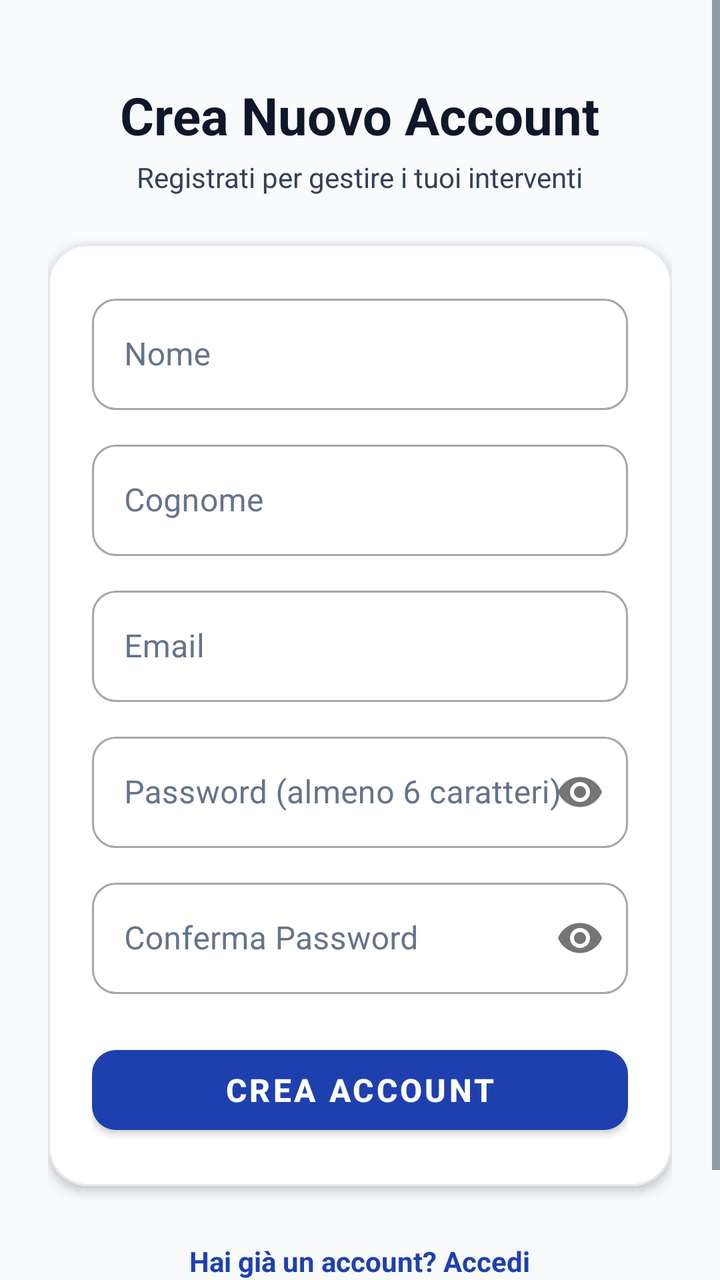
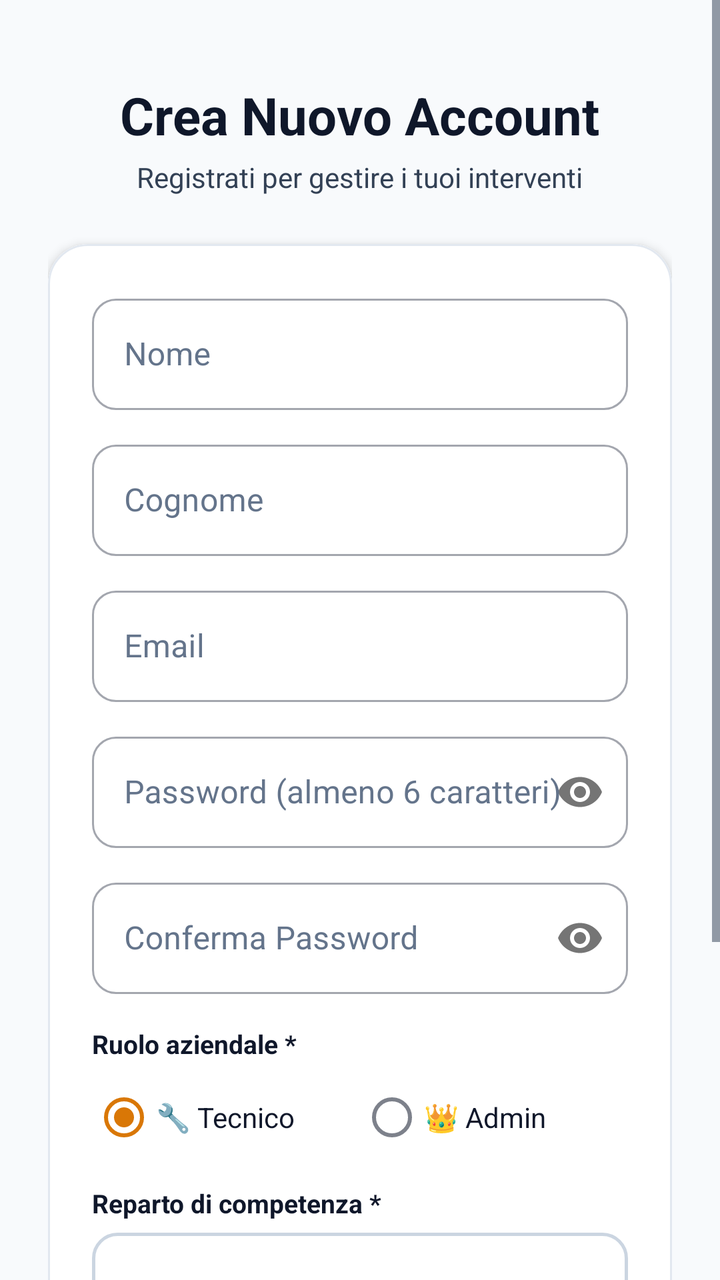

Two renders of the same Android screen: before a commit and after it. Below are the layout's source before the change and the commit's diff.
<!-- AndroidManifest.xml: application theme Theme.TechInterventionApp -->
<!-- res/layout/fragment_register.xml -->
<?xml version="1.0" encoding="utf-8"?>
<ScrollView
    xmlns:android="http://schemas.android.com/apk/res/android"
    xmlns:app="http://schemas.android.com/apk/res-auto"
    android:layout_width="match_parent"
    android:layout_height="match_parent"
    android:fillViewport="true"
    android:background="@color/background">

    <LinearLayout
        android:layout_width="match_parent"
        android:layout_height="wrap_content"
        android:orientation="vertical"
        android:gravity="center"
        android:padding="24dp">

        <TextView
            android:id="@+id/tv_title"
            android:layout_width="wrap_content"
            android:layout_height="wrap_content"
            android:text="Crea Nuovo Account"
            android:textSize="26sp"
            android:textStyle="bold"
            android:textColor="@color/text_primary"
            android:layout_marginTop="16dp" />

        <TextView
            android:layout_width="wrap_content"
            android:layout_height="wrap_content"
            android:text="Registrati per gestire i tuoi interventi"
            android:textSize="14sp"
            android:textColor="@color/text_secondary"
            android:layout_marginTop="4dp" />

        
        <com.google.android.material.card.MaterialCardView
            android:layout_width="match_parent"
            android:layout_height="wrap_content"
            app:cardCornerRadius="20dp"
            app:cardElevation="3dp"
            app:strokeColor="@color/border_subtle"
            app:strokeWidth="1dp"
            android:layout_marginTop="24dp">

            <LinearLayout
                android:layout_width="match_parent"
                android:layout_height="wrap_content"
                android:orientation="vertical"
                android:background="@color/surface"
                android:padding="22dp">

                <com.google.android.material.textfield.TextInputLayout
                    android:id="@+id/til_first_name"
                    style="@style/Widget.MaterialComponents.TextInputLayout.OutlinedBox"
                    android:layout_width="match_parent"
                    android:layout_height="wrap_content"
                    android:hint="Nome"
                    android:textColorHint="@color/text_muted"
                    app:boxCornerRadiusTopStart="12dp"
                    app:boxCornerRadiusTopEnd="12dp"
                    app:boxCornerRadiusBottomStart="12dp"
                    app:boxCornerRadiusBottomEnd="12dp">
                    <com.google.android.material.textfield.TextInputEditText
                        android:id="@+id/et_first_name"
                        android:layout_width="match_parent"
                        android:layout_height="wrap_content"
                        android:textColor="@color/text_primary"
                        android:inputType="textPersonName"
                        android:imeOptions="actionNext" />
                </com.google.android.material.textfield.TextInputLayout>

                <com.google.android.material.textfield.TextInputLayout
                    android:id="@+id/til_last_name"
                    style="@style/Widget.MaterialComponents.TextInputLayout.OutlinedBox"
                    android:layout_width="match_parent"
                    android:layout_height="wrap_content"
                    android:hint="Cognome"
                    android:textColorHint="@color/text_muted"
                    app:boxCornerRadiusTopStart="12dp"
                    app:boxCornerRadiusTopEnd="12dp"
                    app:boxCornerRadiusBottomStart="12dp"
                    app:boxCornerRadiusBottomEnd="12dp"
                    android:layout_marginTop="12dp">
                    <com.google.android.material.textfield.TextInputEditText
                        android:id="@+id/et_last_name"
                        android:layout_width="match_parent"
                        android:layout_height="wrap_content"
                        android:textColor="@color/text_primary"
                        android:inputType="textPersonName"
                        android:imeOptions="actionNext" />
                </com.google.android.material.textfield.TextInputLayout>

                <com.google.android.material.textfield.TextInputLayout
                    android:id="@+id/til_email"
                    style="@style/Widget.MaterialComponents.TextInputLayout.OutlinedBox"
                    android:layout_width="match_parent"
                    android:layout_height="wrap_content"
                    android:hint="Email"
                    android:textColorHint="@color/text_muted"
                    app:boxCornerRadiusTopStart="12dp"
                    app:boxCornerRadiusTopEnd="12dp"
                    app:boxCornerRadiusBottomStart="12dp"
                    app:boxCornerRadiusBottomEnd="12dp"
                    android:layout_marginTop="12dp">
                    <com.google.android.material.textfield.TextInputEditText
                        android:id="@+id/et_email"
                        android:layout_width="match_parent"
                        android:layout_height="wrap_content"
                        android:textColor="@color/text_primary"
                        android:inputType="textEmailAddress"
                        android:imeOptions="actionNext" />
                </com.google.android.material.textfield.TextInputLayout>

                <com.google.android.material.textfield.TextInputLayout
                    android:id="@+id/til_password"
                    style="@style/Widget.MaterialComponents.TextInputLayout.OutlinedBox"
                    android:layout_width="match_parent"
                    android:layout_height="wrap_content"
                    android:hint="Password (almeno 6 caratteri)"
                    android:textColorHint="@color/text_muted"
                    app:passwordToggleEnabled="true"
                    app:boxCornerRadiusTopStart="12dp"
                    app:boxCornerRadiusTopEnd="12dp"
                    app:boxCornerRadiusBottomStart="12dp"
                    app:boxCornerRadiusBottomEnd="12dp"
                    android:layout_marginTop="12dp">
                    <com.google.android.material.textfield.TextInputEditText
                        android:id="@+id/et_password"
                        android:layout_width="match_parent"
                        android:layout_height="wrap_content"
                        android:textColor="@color/text_primary"
                        android:inputType="textPassword"
                        android:imeOptions="actionNext" />
                </com.google.android.material.textfield.TextInputLayout>

                <com.google.android.material.textfield.TextInputLayout
                    android:id="@+id/til_confirm_password"
                    style="@style/Widget.MaterialComponents.TextInputLayout.OutlinedBox"
                    android:layout_width="match_parent"
                    android:layout_height="wrap_content"
                    android:hint="Conferma Password"
                    android:textColorHint="@color/text_muted"
                    app:passwordToggleEnabled="true"
                    app:boxCornerRadiusTopStart="12dp"
                    app:boxCornerRadiusTopEnd="12dp"
                    app:boxCornerRadiusBottomStart="12dp"
                    app:boxCornerRadiusBottomEnd="12dp"
                    android:layout_marginTop="12dp">
                    <com.google.android.material.textfield.TextInputEditText
                        android:id="@+id/et_confirm_password"
                        android:layout_width="match_parent"
                        android:layout_height="wrap_content"
                        android:textColor="@color/text_primary"
                        android:inputType="textPassword"
                        android:imeOptions="actionDone" />
                </com.google.android.material.textfield.TextInputLayout>

                <com.google.android.material.button.MaterialButton
                    android:id="@+id/btn_register"
                    android:layout_width="match_parent"
                    android:layout_height="52dp"
                    android:text="Crea Account"
                    android:textSize="16sp"
                    android:textStyle="bold"
                    android:textColor="@color/white"
                    app:backgroundTint="@color/primary"
                    app:cornerRadius="12dp"
                    android:layout_marginTop="22dp" />

            </LinearLayout>
        </com.google.android.material.card.MaterialCardView>

        
        <TextView
            android:id="@+id/tv_login"
            android:layout_width="wrap_content"
            android:layout_height="wrap_content"
            android:text="Hai già un account? Accedi"
            android:textColor="@color/primary"
            android:textStyle="bold"
            android:textSize="14sp"
            android:padding="12dp"
            android:layout_marginTop="16dp"
            android:layout_marginBottom="24dp" />

    </LinearLayout>
</ScrollView>
<!-- resources referenced by this layout -->
<resources>
  <color name="background">#F8FAFC</color>
  <color name="border_subtle">#E2E8F0</color>
  <color name="primary">#1E40AF</color>
  <color name="surface">#FFFFFF</color>
  <color name="text_muted">#64748B</color>
  <color name="text_primary">#0F172A</color>
  <color name="text_secondary">#334155</color>
  <color name="white">#FFFFFF</color>
  <style name="Theme.TechInterventionApp" parent="Theme.MaterialComponents.Light.NoActionBar">
          
          <item name="colorPrimary">@color/primary</item>
          <item name="colorPrimaryVariant">@color/primary_variant</item>
          <item name="colorOnPrimary">@color/white</item>
          <item name="colorSecondary">@color/secondary</item>
          <item name="colorSecondaryVariant">@color/secondary_variant</item>
          <item name="colorOnSecondary">@color/white</item>
          <item name="colorError">@color/error</item>
  
          
          <item name="android:colorBackground">@color/background</item>
          <item name="colorSurface">@color/surface</item>
          <item name="colorOnSurface">@color/text_primary</item>
  
          
          <item name="android:textColor">@color/text_primary</item>
          <item name="android:textColorPrimary">@color/text_primary</item>
          <item name="android:textColorSecondary">@color/text_secondary</item>
          <item name="android:textColorHint">@color/text_muted</item>
  
          
          <item name="android:statusBarColor">@color/background</item>
          <item name="android:windowLightStatusBar">true</item>
          <item name="android:navigationBarColor">@color/surface</item>
          <item name="android:windowLightNavigationBar">true</item>
  
          
          <item name="textInputStyle">@style/Widget.App.TextInputLayout</item>
      </style>
  <color name="primary_variant">#172554</color>
  <color name="secondary">#D97706</color>
  <color name="secondary_variant">#B45309</color>
  <color name="error">#DC2626</color>
  <style name="Widget.App.TextInputLayout" parent="Widget.MaterialComponents.TextInputLayout.OutlinedBox">
          <item name="boxStrokeColor">@color/primary</item>
          <item name="boxStrokeWidth">1.5dp</item>
          <item name="boxCornerRadiusTopStart">12dp</item>
          <item name="boxCornerRadiusTopEnd">12dp</item>
          <item name="boxCornerRadiusBottomStart">12dp</item>
          <item name="boxCornerRadiusBottomEnd">12dp</item>
          <item name="hintTextColor">@color/primary</item>
          <item name="android:textColorHint">@color/text_muted</item>
      </style>
</resources>

<!-- the commit's change to res/layout/fragment_register.xml (unified diff, before → after) -->
@@ -155,6 +155,65 @@
                         android:imeOptions="actionDone" />
                 </com.google.android.material.textfield.TextInputLayout>
 
+                
+                <TextView
+                    android:layout_width="match_parent"
+                    android:layout_height="wrap_content"
+                    android:text="Ruolo aziendale *"
+                    android:textStyle="bold"
+                    android:textSize="13sp"
+                    android:textColor="@color/text_primary"
+                    android:layout_marginTop="16dp"
+                    android:layout_marginBottom="4dp" />
+
+                <RadioGroup
+                    android:id="@+id/rg_role"
+                    android:layout_width="match_parent"
+                    android:layout_height="wrap_content"
+                    android:orientation="horizontal">
+                    <RadioButton
+                        android:id="@+id/rb_technician"
+                        android:layout_width="0dp"
+                        android:layout_height="wrap_content"
+                        android:layout_weight="1"
+                        android:text="🔧 Tecnico"
+                        android:checked="true"
+                        android:textColor="@color/text_primary" />
+                    <RadioButton
+                        android:id="@+id/rb_admin"
+                        android:layout_width="0dp"
+                        android:layout_height="wrap_content"
+                        android:layout_weight="1"
+                        android:text="👑 Admin"
+                        android:textColor="@color/text_primary" />
+                </RadioGroup>
+
+                
+                <LinearLayout
+                    android:id="@+id/layout_department"
+                    android:layout_width="match_parent"
+                    android:layout_height="wrap_content"
+                    android:orientation="vertical"
+                    android:layout_marginTop="10dp">
+
+                    <TextView
+                        android:layout_width="match_parent"
+                        android:layout_height="wrap_content"
+                        android:text="Reparto di competenza *"
+                        android:textStyle="bold"
+                        android:textSize="13sp"
+                        android:textColor="@color/text_primary"
+                        android:layout_marginBottom="6dp" />
+
+                    <Spinner
+                        android:id="@+id/spinner_department"
+                        android:layout_width="match_parent"
+                        android:layout_height="wrap_content"
+                        android:minHeight="50dp"
+                        android:background="@drawable/spinner_background"
+                        android:spinnerMode="dropdown" />
+                </LinearLayout>
+
                 <com.google.android.material.button.MaterialButton
                     android:id="@+id/btn_register"
                     android:layout_width="match_parent"
<!-- resource entries referenced after the edit -->
@@ -8,6 +8,21 @@
   <color name="text_primary">#0F172A</color>
   <color name="text_secondary">#334155</color>
   <color name="white">#FFFFFF</color>
+  <!-- drawable spinner_background (drawable) -->
+  <?xml version="1.0" encoding="utf-8"?>
+  <shape xmlns:android="http://schemas.android.com/apk/res/android"
+      android:shape="rectangle">
+      <stroke
+          android:width="1.5dp"
+          android:color="@color/border_strong" />
+      <corners android:radius="12dp" />
+      <solid android:color="@color/surface" />
+      <padding
+          android:left="14dp"
+          android:right="14dp"
+          android:top="8dp"
+          android:bottom="8dp" />
+  </shape>
   <style name="Theme.TechInterventionApp" parent="Theme.MaterialComponents.Light.NoActionBar">
           
           <item name="colorPrimary">@color/primary</item>
@@ -38,6 +53,7 @@
           
           <item name="textInputStyle">@style/Widget.App.TextInputLayout</item>
       </style>
+  <color name="border_strong">#CBD5E1</color>
   <color name="primary_variant">#172554</color>
   <color name="secondary">#D97706</color>
   <color name="secondary_variant">#B45309</color>
